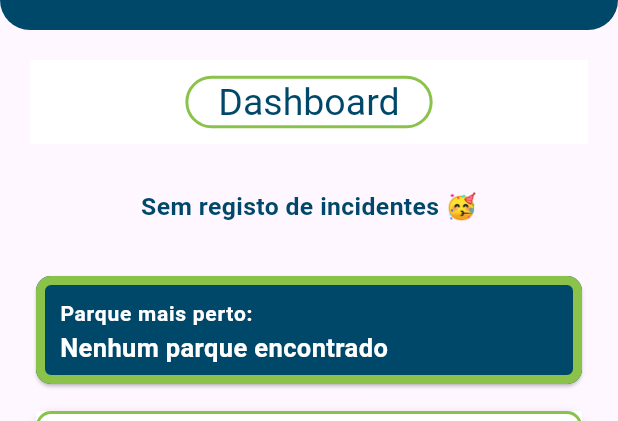
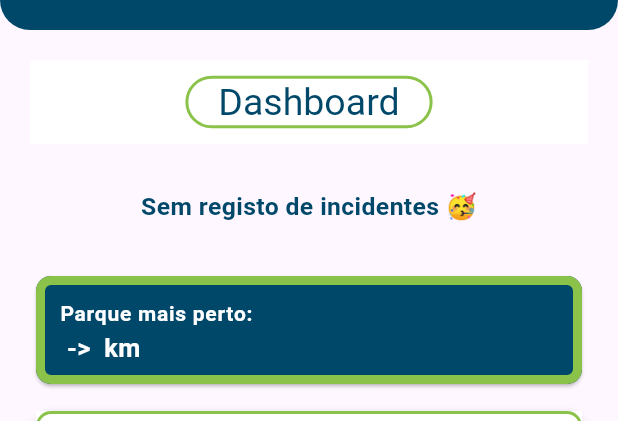
Before and after one commit to Tomfibacarrico03/app_estacionamento_22104735_22107603, a Flutter app: the screen it shows after launch, on a phone screen of 412 x 824 dp, the part 75-496 px from its top. Run offline on Flutter 3.47's test engine with Material 3 defaults, Android fonts, the phone set to English and light mode, and no system bars; drawn by our look-alikes of google_maps_flutter; our stand-ins replace connectivity_plus, geolocator, sqflite; missing offline and left inert: flutter_config; accounts and stored records are empty; network calls fail; Roboto replaces fonts that are missing (Arial).

Commit message:
localização dos parques

```diff
--- /dev/null
+++ b/devtools_options.yaml
@@ -0,0 +1 @@
+extensions:
--- a/lib/classes/dropDown.dart
+++ b/lib/classes/dropDown.dart
@@ -31,7 +31,7 @@ class _DropdownSelectorState extends State<DropdownSelector> {
           selectedEstacionamento = newValue;
         });
       },
-      items: listaDeParques.map<DropdownMenuItem<String>>((Estacionamento estacionamento) {
+      items: listaDeParques?.map<DropdownMenuItem<String>>((Estacionamento estacionamento) {
         return DropdownMenuItem<String>(
           value: estacionamento.nome, // Supondo que cada estacionamento tenha um atributo nome
           child: Text(estacionamento.nome),
--- a/lib/globals.dart
+++ b/lib/globals.dart
@@ -3,3 +3,4 @@ import 'package:app_estacionamento_22104735_22107603/repository/estacionamento_r
 import 'classes/estacionamento.dart';
 
 List<Estacionamento> listaDeParques = [];
+late Estacionamento ParkMaisPerto ;
--- a/lib/main.dart
+++ b/lib/main.dart
@@ -10,6 +10,8 @@ import 'screens/registarincidente.dart';
 import 'repository/estacionamento_repository.dart';
 import 'http/http_client.dart';
 import 'geoLocalizacao/controlador.dart'; // Importação do controlador de geolocalização
+
+final GlobalKey<NavigatorState> navigatorKey = GlobalKey<NavigatorState>();
 
 void main() async{
   WidgetsFlutterBinding.ensureInitialized();
@@ -41,6 +43,7 @@ class TabBarDemo extends StatefulWidget {
 }
 
 class _TabBarDemoState extends State<TabBarDemo> {
+
   @override
   Widget build(BuildContext context) {
     final parquesDatabase = context.read<PARQUESDatabase>();
@@ -50,6 +53,7 @@ class _TabBarDemoState extends State<TabBarDemo> {
       builder: (_, snapshot) {
         if (snapshot.connectionState == ConnectionState.done) {
           return MaterialApp(
+            navigatorKey: navigatorKey,
             home: DefaultTabController(
               length: 4, // Number of tabs
               initialIndex: widget.initialIndex, // Use the initial index here
--- a/lib/repository/estacionamento_repository.dart
+++ b/lib/repository/estacionamento_repository.dart
@@ -44,6 +44,7 @@ class EstacionamentosRepository {
       var jsonResponse = jsonDecode(response.body);
       if (jsonResponse['rows'][0]['elements'][0]['status'] == 'OK') {
         double distanceInMeters = jsonResponse['rows'][0]['elements'][0]['distance']['value'].toDouble();
+
         return distanceInMeters / 1000.0;
       } else {
         return 0.0;
--- a/lib/repository/getMoreInfo.dart
+++ b/lib/repository/getMoreInfo.dart
@@ -11,7 +11,7 @@ class getMoreInfo {
 
   getMoreInfo({required HttpClient client}) : _client = client;
 
-  Future<List<Estacionamento>> getEstacionamentos() async {
+  Future<List<Estacionamento>> getInfo() async {
     final response = await _client.get(
         url: 'https://emel.city-platform.com/opendata/parking/zone/list',
         headers: {'accept': 'application/json','api_key': '93600bb4e7fee17750ae478c22182dda'});
--- a/lib/screens/dashboard.dart
+++ b/lib/screens/dashboard.dart
@@ -1,10 +1,14 @@
 import 'package:app_estacionamento_22104735_22107603/screens/detalhes.dart';
+import 'package:app_estacionamento_22104735_22107603/screens/parques.dart';
 import 'package:flutter/material.dart';
 import 'package:google_maps_flutter/google_maps_flutter.dart'; // Import Google Maps package
 import 'package:app_estacionamento_22104735_22107603/globals.dart';
 import 'package:provider/provider.dart'; // Import Provider
 import '../classes/estacionamento.dart';
-import 'package:app_estacionamento_22104735_22107603/geoLocalizacao/controlador.dart'; // Import location controller
+import 'package:app_estacionamento_22104735_22107603/geoLocalizacao/controlador.dart';
+
+import '../data/parques_database.dart';
+import '../repository/estacionamento_repository.dart'; // Import location controller
 
 class DashBoard extends StatefulWidget {
   const DashBoard({super.key});
@@ -15,11 +19,12 @@ class DashBoard extends StatefulWidget {
 
 class _DashBoardState extends State<DashBoard> {
 
-  final TextEditingController parque = TextEditingController();
+  late final TextEditingController parque = TextEditingController();
   List<Estacionamento> filteredList = [];
   bool showSearchResults = false;
   Estacionamento? parkWithMostIncidents;
-  List<Estacionamento> listaDeParques = [];
+  String nome = "";
+  String distancia = "";
 
   @override
   void initState() {
@@ -28,23 +33,26 @@ class _DashBoardState extends State<DashBoard> {
     WidgetsBinding.instance.addPostFrameCallback((_) {
       Provider.of<controlGeo>(context, listen: false).getPosicao(); // Request location after widget loads
     });
+    findParkMaisPerto();
+
   }
 
-  void filterSearch(String query) {
-    if (query.isEmpty) {
-      filteredList = [];
-      showSearchResults = false;
-    } else {
-      filteredList = listaDeParques
-          .where(
-              (park) => park.nome.toLowerCase().contains(query.toLowerCase()))
-          .toList();
-      showSearchResults = true;
-    }
-    setState(() {});
+
+  void findParkMaisPerto() async{
+    final controlGeo geo = Provider.of<controlGeo>(context, listen: false); // Moved here to access context
+    final parquesRepo = context.read<EstacionamentosRepository>();
+    List<Estacionamento> listaDeParques = await parquesRepo.getEstacionamentos(geo);
+
+
+    listaDeParques.sort((a, b) => a.distancia.compareTo(b.distancia));
+    nome = listaDeParques[0].nome;
+    distancia = listaDeParques[0].distancia.toStringAsFixed(1);
   }
 
-  void findParkWithMostIncidents() {
+  void findParkWithMostIncidents() async{
+    final parquesRepo = context.read<EstacionamentosRepository>();
+    List<Estacionamento>? listaDeParques = await parquesRepo.getEstacionamentos(null);
+
     if (listaDeParques.isEmpty) {
       parkWithMostIncidents = null;
     } else {
@@ -63,6 +71,8 @@ class _DashBoardState extends State<DashBoard> {
 
   @override
   Widget build(BuildContext context) {
+
+
     final geo = Provider.of<controlGeo>(context); // Access location controller
 
     return Scaffold(
@@ -142,16 +152,9 @@ class _DashBoardState extends State<DashBoard> {
                       fontSize: 14, // Font size for title
                     ),
                   ),
-                  subtitle: listaDeParques.isNotEmpty
-                      ? Text('${listaDeParques[1].nome} -> ${listaDeParques[1].distancia} km',
+                  subtitle:
+                  Text('$nome -> $distancia km',
                     style: const TextStyle(
-                      color: Colors.white, // Text color
-                      fontWeight: FontWeight.bold, // Bold text for emphasis
-                      fontSize: 17, // Font size for title
-                    ),
-                  )
-                      : const Text('Nenhum parque encontrado',
-                    style: TextStyle(
                       color: Colors.white, // Text color
                       fontWeight: FontWeight.bold, // Bold text for emphasis
                       fontSize: 17, // Font size for title
@@ -182,18 +185,17 @@ class _DashBoardState extends State<DashBoard> {
                     Container(
                       alignment: Alignment.center,
                       height: 275.0,
-                      child: GoogleMap(
-                        initialCameraPosition: CameraPosition(
-                          target: LatLng(geo.lat, geo.long), // Use actual coordinates from the provider
-                          zoom: 13.0,
-                        ),
-                        markers: {
-                          Marker(
-                            markerId: const MarkerId('current_location'),
-                            position: LatLng(geo.lat, geo.long),
-                            icon: BitmapDescriptor.defaultMarkerWithHue(BitmapDescriptor.hueRed),
-                          ),
-                        },
+                      child: GoogleMap(initialCameraPosition: CameraPosition(
+                        target: LatLng(geo.lat, geo.long),
+                        zoom: 14 ,
+                      ),
+                        zoomControlsEnabled: true,
+                        zoomGesturesEnabled: true,
+                        mapType: MapType.normal,
+                        myLocationEnabled: true,
+                        myLocationButtonEnabled: true,
+                        onMapCreated: geo.onMapCreated,
+                        markers: geo.markersParques,
                       ),
                     ),
                   ],
```
Also changed, not shown: lib/geoLocalizacao/controlador.dart (+27 -8 lines), lib/screens/detalhes.dart (+27 -50 lines), lib/screens/parques.dart (+6 -1 lines), pubspec.yaml (+3 -4 lines), assets/location.png (added), pubspec.lock.
